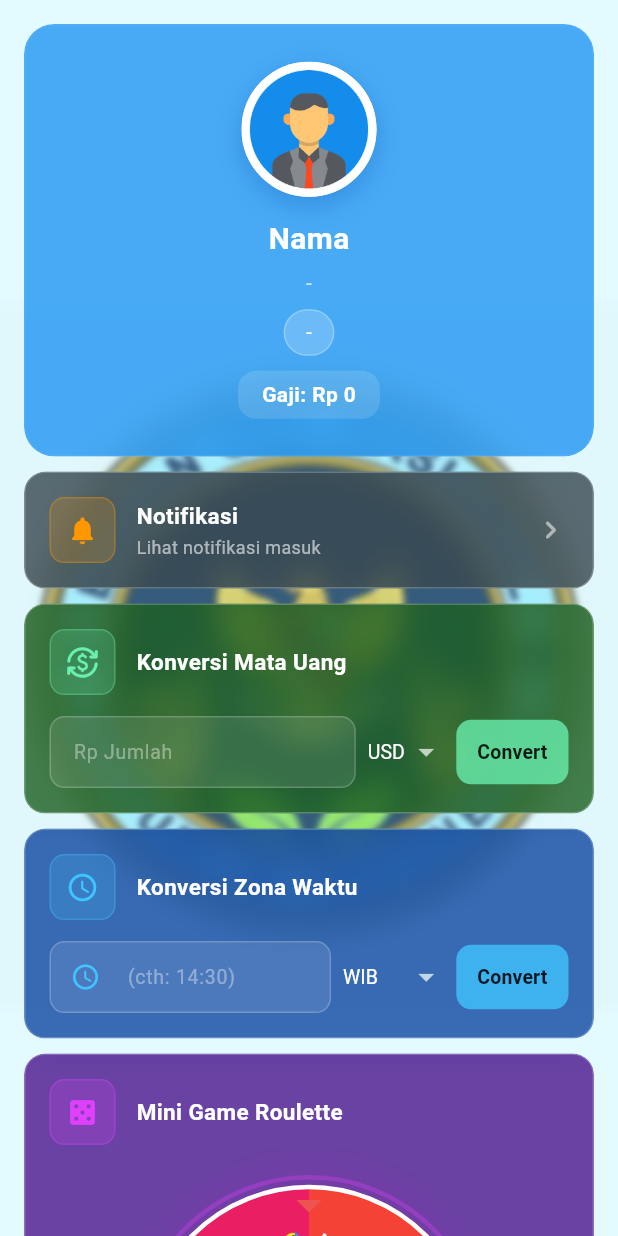
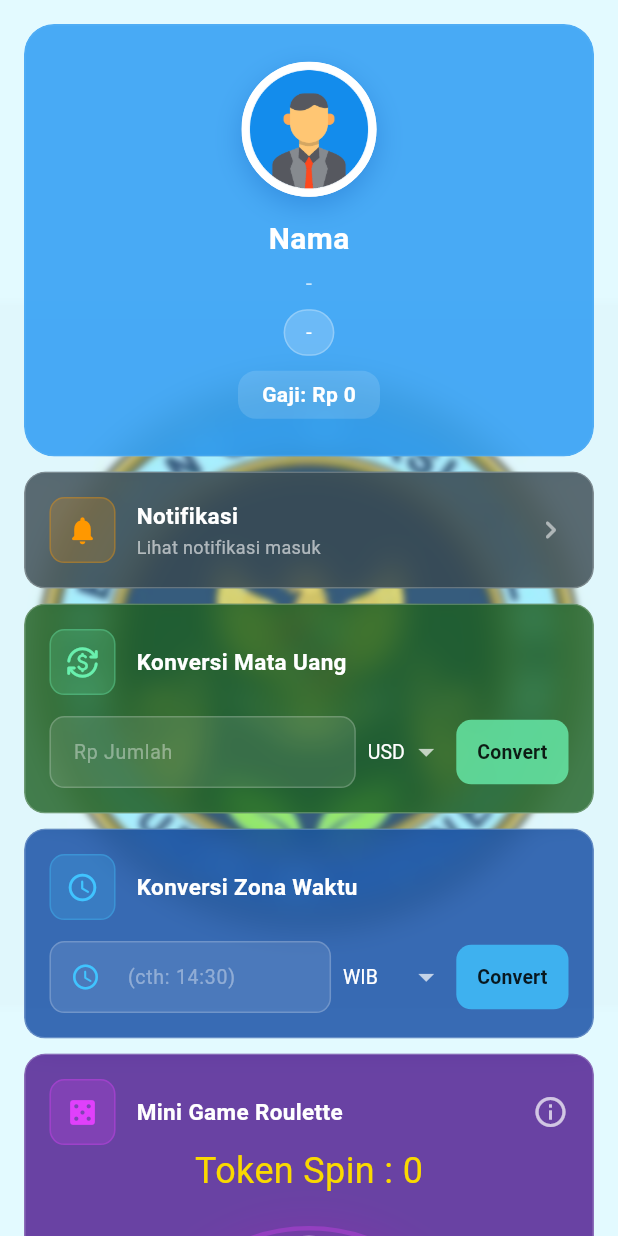
Before and after one commit to Eskakar/SPPG-Driver-APP, a Flutter app: the ProfileScreen widget shown alone on an empty page, opened directly, on a phone screen of 412 x 824 dp. Run offline on Flutter 3.47's test engine with Material 3 defaults, Android fonts, the phone set to English and light mode, and no system bars; our stand-ins replace cookie_jar, dio, dio_cookie_manager, flutter_dotenv, flutter_local_notifications, flutter_map and 5 more; missing offline and left inert: mobile_scanner; accounts and stored records are empty; network calls fail.

Commit message:
roulette done, insyaallah done !

```diff
--- a/lib/screens/profile_screen.dart
+++ b/lib/screens/profile_screen.dart
@@ -4,6 +4,8 @@ import 'package:sppg_driver_app/screens/notification_screen.dart';
 import 'package:sppg_driver_app/screens/splash_screen.dart';
 import 'package:sppg_driver_app/services/api_service.dart';
 import 'dart:math';
+
+import 'package:sppg_driver_app/services/roulette_service.dart';
 
 class ProfileScreen extends StatefulWidget {
   const ProfileScreen({super.key});
@@ -25,6 +27,8 @@ class _ProfileScreenState extends State<ProfileScreen>
   String rouletteResult = "";
   double _currentAngle = 0;
   int _targetIndex = 0;
+  int remainingSpin = 0;
+  String pendingResult = "";
 
   // Currency
   final TextEditingController _currencyController = TextEditingController();
@@ -49,49 +53,22 @@ class _ProfileScreenState extends State<ProfileScreen>
     "London": 0,
   };
 
-  // Saran
-  final TextEditingController _saranController = TextEditingController();
-  bool _saranSent = false;
-
-  // Kesan
-  final TextEditingController _kesanController = TextEditingController();
-  bool _kesanSent = false;
-
-  final List<String> _rouletteItems = [
-    "MOTOR! 🎉",
-    "5K 😂",
-    "10K 😂",
-    "20K 😂",
-    "100K 😊",
-    "500K ⭐",
-    "Coba lagi 😅",
+  final _rouletteItems = [
+    "Sepeda Motor",
+    "Zonk",
+    "Zonk",
+    "Rp100.000",
+    "Zonk",
+    "Zonk",
+    "Rp50.000",
+    "Zonk",
   ];
-
-  final List<double> _rouletteProbabilities = [
-    0.01,
-    0.20,
-    0.20,
-    0.15,
-    0.10,
-    0.04,
-    0.30,
-  ];
-
-  int _weightedRandom() {
-    final random = Random();
-    final roll = random.nextDouble();
-    double cumulative = 0.0;
-    for (int i = 0; i < _rouletteProbabilities.length; i++) {
-      cumulative += _rouletteProbabilities[i];
-      if (roll < cumulative) return i;
-    }
-    return _rouletteProbabilities.length - 1;
-  }
 
   @override
   void initState() {
     super.initState();
     fetchUser();
+    fetchSpins();
 
     _rouletteController = AnimationController(
       vsync: this,
@@ -110,7 +87,15 @@ class _ProfileScreenState extends State<ProfileScreen>
       if (status == AnimationStatus.completed) {
         setState(() {
           isSpinning = false;
-          rouletteResult = _rouletteItems[_targetIndex];
+          _rouletteController.addStatusListener((status) {
+            if (status == AnimationStatus.completed) {
+              setState(() {
+                isSpinning = false;
+                rouletteResult = pendingResult;
+                // sudah dari backend
+              });
+            }
+          });
         });
       }
     });
@@ -121,8 +106,6 @@ class _ProfileScreenState extends State<ProfileScreen>
     _rouletteController.dispose();
     _currencyController.dispose();
     _timeController.dispose();
-    _saranController.dispose();
-    _kesanController.dispose();
     super.dispose();
   }
 
@@ -149,24 +132,75 @@ class _ProfileScreenState extends State<ProfileScreen>
     } catch (_) {}
   }
 
-  void _spinRoulette() {
+  Future<void> _spinRoulette() async {
     if (isSpinning) return;
-    _targetIndex = _weightedRandom();
+
+    setState(() {
+      isSpinning = true;
+      rouletteResult = "";
+      _currentAngle = 0;
+    });
+
+    try {
+      final result = await RouletteService.instance.spin();
+
+      final int index = result["index"];
+      final String reward = result["reward"];
+
+      setState(() {
+        remainingSpin = result["remaining_spins"];
+      });
+
+      _targetIndex = index;
+
       final segmentAngle = 2 * pi / _rouletteItems.length;
       final middleOfTargetSegment =
           _targetIndex * segmentAngle + segmentAngle / 2;
       final angleToStop = (2 * pi - middleOfTargetSegment) % (2 * pi);
       final totalAngle = (6 * 2 * pi) + angleToStop;
-    setState(() {
-      isSpinning = true;
-      rouletteResult = "";
-      _currentAngle = 0;
-    });
+
       _rouletteController.reset();
       _rouletteAnimation = Tween<double>(begin: 0, end: totalAngle).animate(
         CurvedAnimation(parent: _rouletteController, curve: Curves.decelerate),
       );
+
       _rouletteController.forward();
+
+      // simpan hasil dari backend
+      // rouletteResult = reward;
+      pendingResult = reward;
+
+
+      if (reward == "Sepeda Motor") {
+        if(!mounted) return;
+        showDialog(
+          context: context,
+          builder: (_) => AlertDialog(
+            title: Text("🎉 JACKPOT!"),
+            content: Text("Kamu mendapatkan Sepeda Motor!"),
+          ),
+        );
+      }
+
+    } catch (e) {
+      setState(() {
+        isSpinning = false;
+      });
+      if(!mounted)return;
+      ScaffoldMessenger.of(context).showSnackBar(
+        SnackBar(content: Text(e.toString())),
+      );
+    }
+  }
+  Future<void> fetchSpins() async {
+    try {
+      final spins = await RouletteService.instance.getRemainingSpins();
+
+      setState(() {
+        remainingSpin = spins;
+      });
+    } catch (_) {
+    }
   }
 
   void _convertCurrency() {
@@ -229,6 +263,25 @@ class _ProfileScreenState extends State<ProfileScreen>
           "${h.toString().padLeft(2, '0')}:${m.toString().padLeft(2, '0')}";
     });
     setState(() => _convertedTimes = result);
+  }
+  void _showRouletteInfo() {
+    showDialog(
+      context: context,
+      builder: (_) => AlertDialog(
+        title: const Text("Informasi Roulette"),
+        content:  Text(
+          "Token bisa anda dapat setiap kali anda menyelesaikan tugas harian.\n\n"
+          "Hadiah akan diantarkan paling lambat 7 hari ke kantor SPPG anda.",
+          textAlign: TextAlign.justify,
+        ),
+        actions: [
+          TextButton(
+            onPressed: () => Navigator.pop(context),
+            child: const Text("OK"),
+          ),
+        ],
+      ),
+    );
   }
 
   @override
@@ -842,10 +895,30 @@ class _ProfileScreenState extends State<ProfileScreen>
       bgColor: const Color(0xCC4A148C),
       child: Column(
         children: [
+          Row(
+            mainAxisAlignment: MainAxisAlignment.spaceBetween,
+            children: [
               _cardHeader(
                 Icons.casino_rounded,
                 Colors.purpleAccent,
                 "Mini Game Roulette",
+              ),
+
+              //  ICON INFO
+              GestureDetector(
+                onTap: _showRouletteInfo,
+                child: const Icon(
+                  Icons.info_outline,
+                  color: Colors.white70,
+                ),
+              ),
+            ],
+          ),
+          Text("Token Spin : $remainingSpin",
+            style: TextStyle(
+              color: const Color.fromARGB(255, 250, 217, 0),
+              fontSize: 24
+            ),
           ),
           const SizedBox(height: 20),
           Stack(
@@ -1003,14 +1076,14 @@ class _RoulettePainter extends CustomPainter {
   _RoulettePainter(this.items);
 
   final List<Color> colors = [
-    Colors.red,
-    Colors.blue,
-    Colors.green,
-    Colors.orange,
-    Colors.purple,
-    Colors.teal,
-    Colors.pink,
-    Colors.amber,
+    Colors.red,      // Sepeda Motor
+    Colors.grey,     // zonk
+    Colors.grey,
+    Colors.green,    // 100k
+    Colors.grey,
+    Colors.grey,
+    Colors.blue,     // 50k
+    Colors.grey,
   ];
 
   @override
--- a/lib/services/api_service.dart
+++ b/lib/services/api_service.dart
@@ -25,7 +25,7 @@ class ApiService {
 
     dio.interceptors.add(CookieManager(cookieJar));
     dio.options.baseUrl = baseUrl;
-    //dio.options.baseUrl = "http://10.0.2.2:3000/api";
+    // dio.options.baseUrl = "http://10.0.2.2:3000/api";
     isReady = true;
   }
   Future<bool> checkSession() async {
--- /dev/null
+++ b/lib/services/roulette_service.dart
@@ -0,0 +1,32 @@
+import 'package:dio/dio.dart';
+import 'api_service.dart';
+
+class RouletteService {
+  static final RouletteService instance = RouletteService._();
+  RouletteService._();
+
+  Future<Map<String, dynamic>> spin() async {
+    final res = await ApiService().dio.post(
+      "/roulette/spin",
+      options: Options(validateStatus: (_) => true),
+    );
+
+    if (res.data["success"] == false) {
+      throw Exception(res.data["message"]);
+    }
+
+    return res.data["data"];
+  }
+  Future<int> getRemainingSpins() async {
+    final res = await ApiService().dio.get(
+      "/roulette/spin",
+      options: Options(validateStatus: (_) => true),
+    );
+
+    if (res.data["success"] == false) {
+      throw Exception(res.data["message"]);
+    }
+
+    return res.data["data"]["spins"] ?? 0;
+  }
+}
```
Also changed, not shown: lib/screens/error_screen.dart (added, +30 -0 lines), lib/screens/splash_screen.dart (+15 -1 lines). Lines whose indentation alone changed are shown as unchanged.
